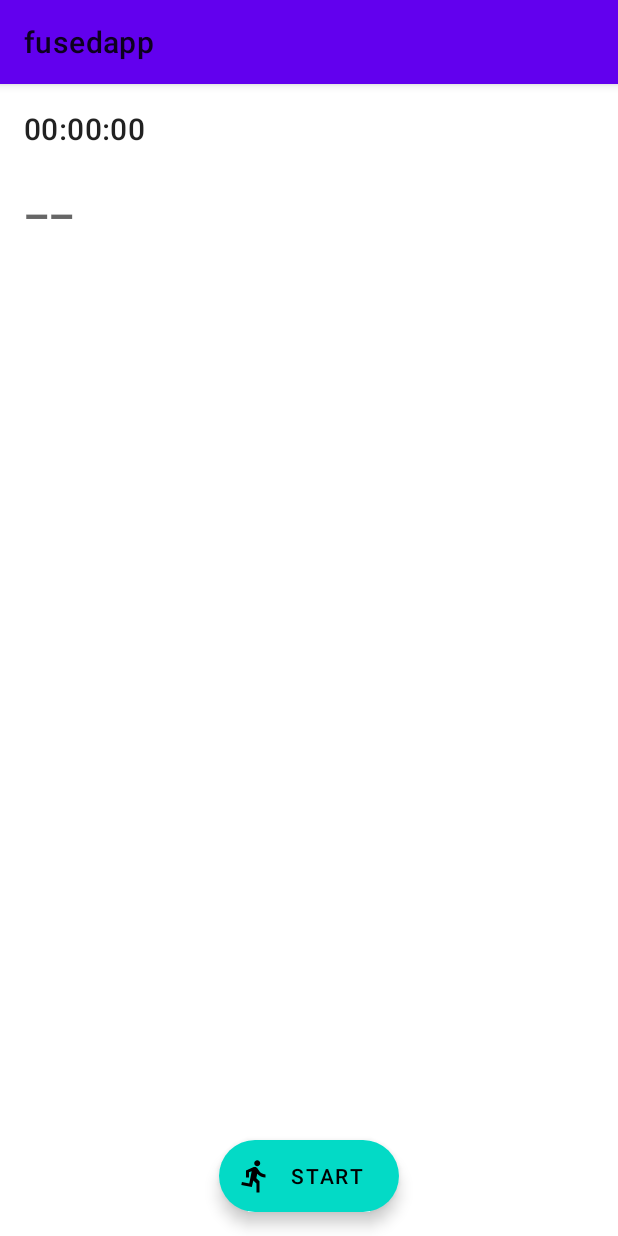
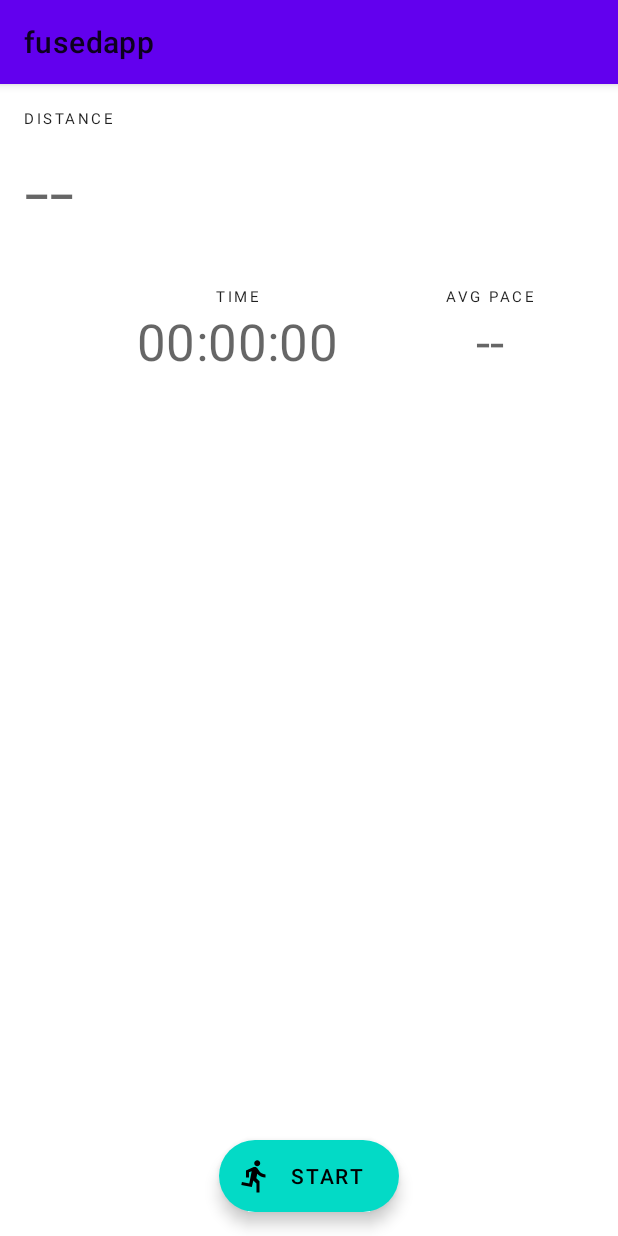
Before and after one commit to jlorett/run-kit, an Android app: the screen it shows after launch (MainActivity), on a phone screen of 412 x 824 dp. Run offline under Robolectric (Android 15) with nearby library versions, the phone set to English and light mode, and no system bars; our stand-ins replace Room's generated code; 2 statements that could not run were skipped.

Commit message:
Update ui to show average pace per kilometer

```diff
--- a/runkit/fusedapp/src/main/java/com/joshualorett/fusedapp/MainActivity.kt
+++ b/runkit/fusedapp/src/main/java/com/joshualorett/fusedapp/MainActivity.kt
@@ -19,7 +19,8 @@ import com.joshualorett.fusedapp.session.Session
 import com.joshualorett.fusedapp.database.RoomSessionDaoDelegate
 import com.joshualorett.fusedapp.database.active.RoomActiveSessionDaoDelegate
 import com.joshualorett.fusedapp.session.FusedSessionService
-import com.joshualorett.fusedapp.time.formatHourMinuteSeconds
+import com.joshualorett.fusedapp.time.formatHoursMinutesSeconds
+import com.joshualorett.fusedapp.time.formatMinutesSeconds
 import kotlinx.android.synthetic.main.activity_main.*
 import kotlinx.android.synthetic.main.activity_main.view.*
 import java.util.*
@@ -92,28 +93,31 @@ class MainActivity : AppCompatActivity() {
         this.distance.text = if(distance == null) "--" else formatDistance(distance)
     }
 
-    private fun setAveragePace(averagePace: Long) {
-        this.distance.text =
+    private fun setAveragePace(averagePace: Double?) {
+        this.avgPace.text = if(averagePace == null) "--" else "${formatMinutesSeconds(averagePace)} /km"
     }
 
     private fun updateSessionUi(session: Session) {
         Log.d("logger", "Session: $session")
-        time.text = formatHourMinuteSeconds(session.elapsedTime)
+        time.text = formatHoursMinutesSeconds(session.elapsedTime.toDouble())
         when(session.state) {
             Session.State.STARTED -> {
                 setDistance(session.distance)
+                setAveragePace(session.averagePace())
                 actionBtn.icon = ContextCompat.getDrawable(this, R.drawable.ic_pause_24)
                 actionBtn.text = getString(R.string.pause)
                 stopBtn.hide()
             }
             Session.State.PAUSED -> {
                 setDistance(session.distance)
+                setAveragePace(session.averagePace())
                 actionBtn.icon = ContextCompat.getDrawable(this, R.drawable.ic_play_arrow_24)
                 actionBtn.text = getString(R.string.resume)
                 stopBtn.show()
             }
             Session.State.STOPPED -> {
                 setDistance(null)
+                setAveragePace(null)
                 actionBtn.icon = ContextCompat.getDrawable(this, R.drawable.ic_run_24)
                 actionBtn.text = getString(R.string.start)
                 stopBtn.hide()
--- a/runkit/fusedapp/src/main/java/com/joshualorett/fusedapp/notification/SessionNotificationDelegate.kt
+++ b/runkit/fusedapp/src/main/java/com/joshualorett/fusedapp/notification/SessionNotificationDelegate.kt
@@ -12,7 +12,7 @@ import com.joshualorett.fusedapp.MainActivity
 import com.joshualorett.fusedapp.R
 import com.joshualorett.fusedapp.formatDistance
 import com.joshualorett.fusedapp.session.Session
-import com.joshualorett.fusedapp.time.formatHourMinuteSeconds
+import com.joshualorett.fusedapp.time.formatHoursMinutesSeconds
 
 /**
  * Delegate for session notification.
@@ -37,7 +37,7 @@ class SessionNotificationDelegate(private val context: Context,
 
     fun getNotification(session: Session): Notification {
         val state = session.state
-        val title = formatHourMinuteSeconds(session.elapsedTime)
+        val title = formatHoursMinutesSeconds(session.elapsedTime.toDouble())
         val formattedDistance = formatDistance(session.distance)
         val text = if (state == Session.State.PAUSED) "Paused - $formattedDistance" else formattedDistance
         val contentIntent = Intent(context, MainActivity::class.java)
--- a/runkit/fusedapp/src/main/java/com/joshualorett/fusedapp/time/TimeFormatter.kt
+++ b/runkit/fusedapp/src/main/java/com/joshualorett/fusedapp/time/TimeFormatter.kt
@@ -1,15 +1,25 @@
 package com.joshualorett.fusedapp.time
 
 /**
- * Format time in milliseconds to hours, minutes, seconds.
- * Created by Joshua on 11/28/2020.
+ * Format time in milliseconds to hh:mm:ss
  */
-fun formatHourMinuteSeconds(timeInMs: Long): String {
+fun formatHoursMinutesSeconds(timeInMs: Double): String {
     val oneHourMs = 60*60*1000
     val oneMinuteMs = 60*1000
     val oneSecondMs = 1000
-    val hours = String.format("%02d", timeInMs/oneHourMs)
-    val minutes = String.format("%02d", timeInMs/oneMinuteMs%60)
-    val seconds = String.format("%02d", timeInMs/oneSecondMs%60)
+    val hours = "%02d".format((timeInMs/oneHourMs).toInt())
+    val minutes = "%02d".format((timeInMs/oneMinuteMs%60).toInt())
+    val seconds = "%02d".format((timeInMs/oneSecondMs%60).toInt())
     return "$hours:$minutes:$seconds"
 }
+
+/**
+ * Format time in milliseconds to mm:ss.
+ */
+fun formatMinutesSeconds(timeInMs: Double): String {
+    val oneMinuteMs = 60*1000
+    val oneSecondMs = 1000
+    val minutes = "%02d".format((timeInMs/oneMinuteMs).toInt())
+    val seconds = "%02d".format((timeInMs/oneSecondMs%60).toInt())
+    return "$minutes:$seconds"
+}
--- a/runkit/fusedapp/src/main/res/layout/activity_main.xml
+++ b/runkit/fusedapp/src/main/res/layout/activity_main.xml
@@ -12,35 +12,27 @@
         android:layout_marginTop="16dp"
         android:layout_marginStart="16dp"
         android:orientation="vertical">
+
         <TextView
-            android:id="@+id/time"
+            android:id="@+id/distanceHeader"
             android:layout_width="wrap_content"
             android:layout_height="wrap_content"
-            android:textAppearance="@style/TextAppearance.MaterialComponents.Headline6"
+            android:text="Distance"
+            android:textAppearance="@style/TextAppearance.MaterialComponents.Overline"
             app:layout_constraintTop_toTopOf="parent"
-            app:layout_constraintStart_toStartOf="parent"
-            app:layout_constraintEnd_toStartOf="@+id/stopBtn"
-            app:layout_constraintHorizontal_bias="0"/>
+            app:layout_constraintStart_toStartOf="parent">
+        </TextView>
 
         <TextView
             android:id="@+id/distance"
             android:layout_width="wrap_content"
             android:layout_height="wrap_content"
             android:textAppearance="@style/TextAppearance.MaterialComponents.Headline2"
-            tools:text="15km"
-            app:layout_constraintTop_toBottomOf="@id/time"
+            tools:text="15.03 km"
+            app:layout_constraintTop_toBottomOf="@id/distanceHeader"
             app:layout_constraintStart_toStartOf="parent"
             app:layout_constraintEnd_toStartOf="@id/stopBtn"
             app:layout_constraintHorizontal_bias="0"/>
-
-        <TextView
-            android:id="@+id/averagePace"
-            android:layout_width="wrap_content"
-            android:layout_height="wrap_content"
-            android:textAppearance="@style/TextAppearance.MaterialComponents.Headline6"
-            tools:text="5:03/km"
-            app:layout_constraintTop_toBottomOf="@id/distance"
-            app:layout_constraintStart_toStartOf="parent"/>
 
         <com.google.android.material.floatingactionbutton.FloatingActionButton
             android:id="@+id/stopBtn"
@@ -51,6 +43,52 @@
             app:layout_constraintTop_toTopOf="parent"
             app:layout_constraintEnd_toEndOf="parent"
             style="@style/Widget.AppTheme.FloatingActionButton.Close"/>
+
+        <TextView
+            android:id="@+id/timeHeader"
+            android:layout_width="wrap_content"
+            android:layout_height="wrap_content"
+            android:textAppearance="@style/TextAppearance.MaterialComponents.Overline"
+            android:layout_marginTop="24dp"
+            android:text="Time"
+            app:layout_constraintTop_toBottomOf="@+id/distance"
+            app:layout_constraintStart_toStartOf="@id/time"
+            app:layout_constraintEnd_toEndOf="@id/time">
+        </TextView>
+
+        <TextView
+            android:id="@+id/time"
+            android:layout_width="wrap_content"
+            android:layout_height="0dp"
+            android:textAppearance="@style/TextAppearance.MaterialComponents.Headline4"
+            app:layout_constraintTop_toBottomOf="@id/timeHeader"
+            app:layout_constraintStart_toStartOf="parent"
+            app:layout_constraintEnd_toStartOf="@+id/avgPace"
+            app:layout_constraintHorizontal_chainStyle="spread"
+            tools:text="01:19:44"/>
+
+        <TextView
+            android:id="@+id/paceHeader"
+            android:layout_width="wrap_content"
+            android:layout_height="wrap_content"
+            android:textAppearance="@style/TextAppearance.MaterialComponents.Overline"
+            android:text="Avg Pace"
+            app:layout_constraintTop_toTopOf="@+id/timeHeader"
+            app:layout_constraintStart_toStartOf="@id/avgPace"
+            app:layout_constraintEnd_toEndOf="@id/avgPace">
+        </TextView>
+
+        <TextView
+            android:id="@+id/avgPace"
+            android:layout_width="wrap_content"
+            android:layout_height="0dp"
+            android:layout_marginStart="16dp"
+            app:layout_constraintTop_toBottomOf="@id/paceHeader"
+            app:layout_constraintStart_toEndOf="@id/time"
+            app:layout_constraintEnd_toEndOf="parent"
+            android:textAppearance="@style/TextAppearance.MaterialComponents.Headline4"
+            tools:text="3:20 /km">
+        </TextView>
     </androidx.constraintlayout.widget.ConstraintLayout>
 
     <com.google.android.material.floatingactionbutton.ExtendedFloatingActionButton
```
